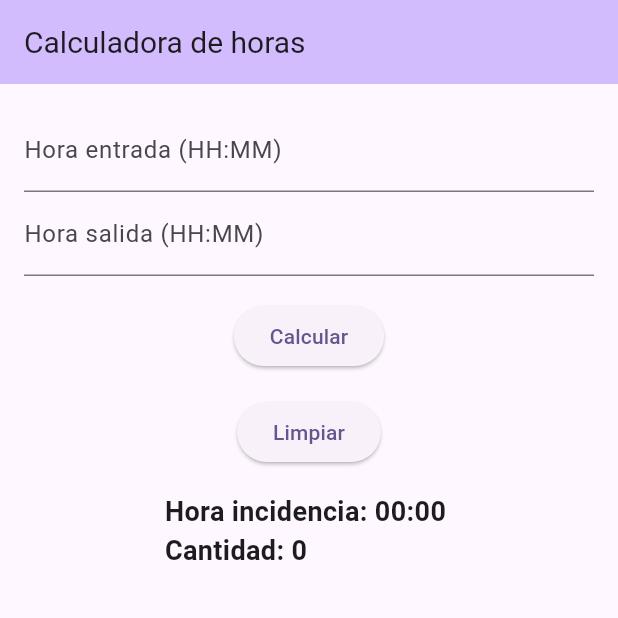
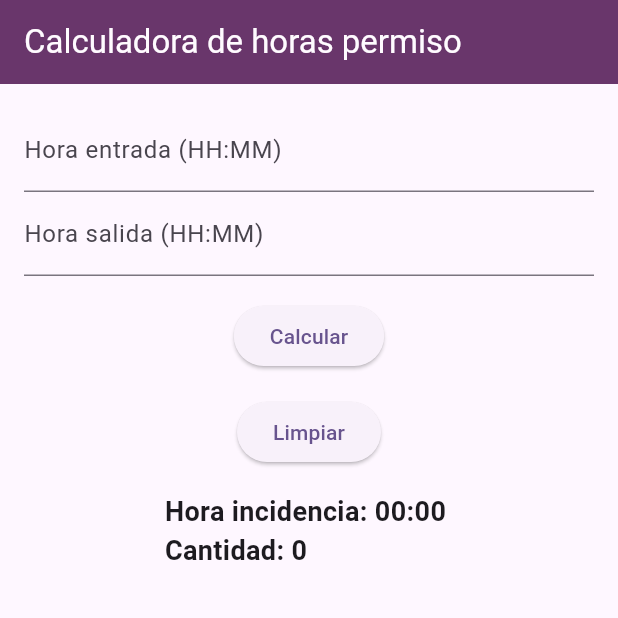
Before and after one commit to dpaggiola/calculadora-horas-permiso, a Flutter app: the screen it shows after launch, on a phone screen of 412 x 824 dp, the top half of it. Run offline on Flutter 3.47's test engine with Material 3 defaults, Android fonts, the phone set to English and light mode, and no system bars.

Commit message:
Change title theme

```diff
--- a/calculadora/lib/calculator.dart
+++ b/calculadora/lib/calculator.dart
@@ -58,11 +58,12 @@ class _CalculatorState extends State<Calculator> {
   Widget build(BuildContext context) {
     return Scaffold(
       appBar: AppBar(
-        backgroundColor: Theme.of(context).colorScheme.inversePrimary,
+        backgroundColor: const Color(0xFF69366B),
         title: const Text(
-          "Calculadora de horas",
+          "Calculadora de horas permiso",
           style: TextStyle(
-            fontSize: 20,
+            fontSize: 22,
+            color: Color(0xFFFFFBFF),
           ),
         ),
       ),
```
